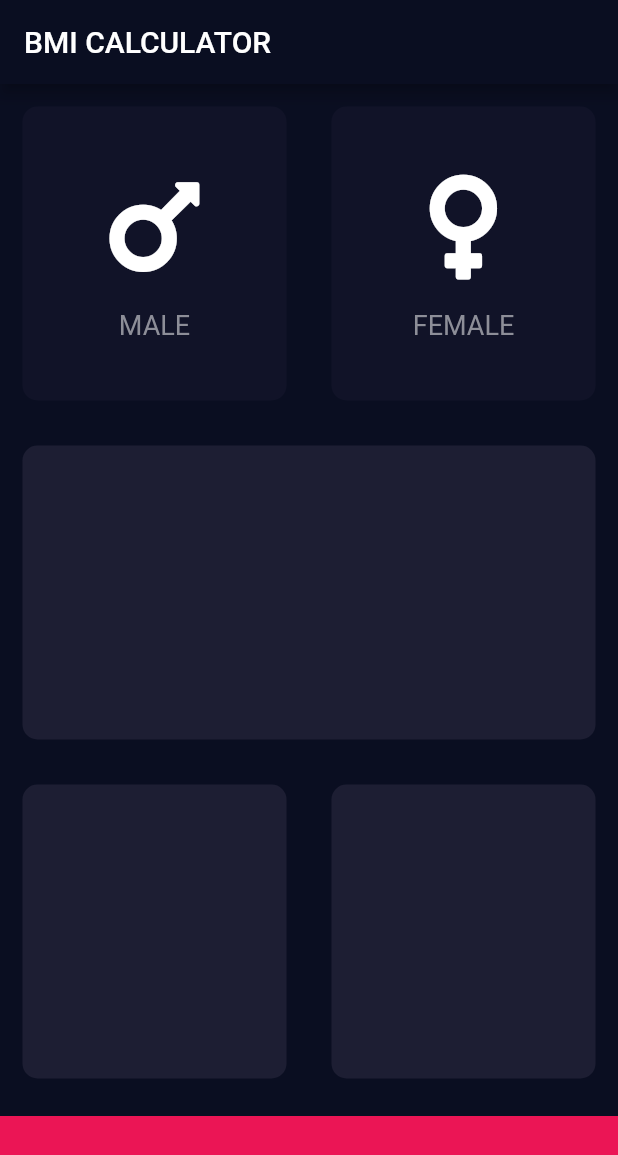
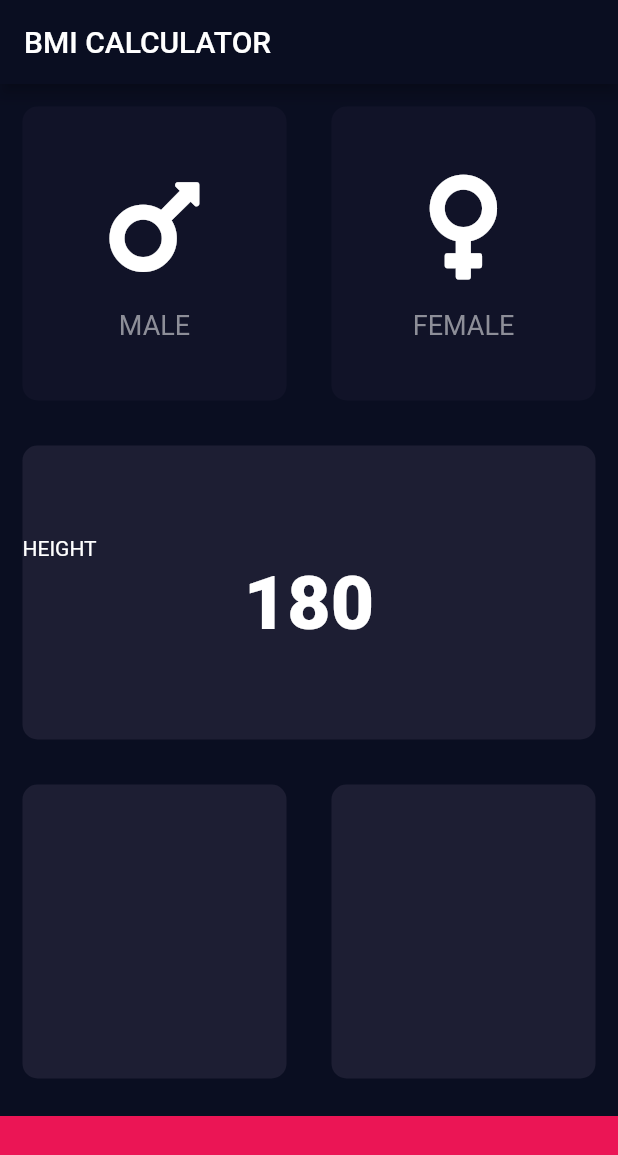
Before and after one commit to cemtaskin/bmi_calculator_2020, a Flutter app: the screen it shows after launch, on a phone screen of 412 x 824 dp. Shown: the top 1155 px of the screen. Run offline on Flutter 3.47's test engine with Material 2 defaults, Android fonts, the phone set to English and light mode, and no system bars; our stand-ins replace font_awesome_flutter.

```diff
--- a/lib/input_page.dart
+++ b/lib/input_page.dart
@@ -31,13 +31,12 @@ class _InputPageState extends State<InputPage> {
             child: Row(
               children: [
                 Expanded(
-                  child: GestureDetector(
-                    onTap: () {
+                  child: ReusableCard(
+                    onPressed: () {
                       setState(() {
                         selectedGender = Gender.Male;
                       });
                     },
-                    child: ReusableCard(
                     color: selectedGender == Gender.Male
                         ? activeCardColor
                         : inactiveCardColor,
@@ -47,15 +46,13 @@ class _InputPageState extends State<InputPage> {
                     ),
                   ),
                 ),
-                ),
                 Expanded(
-                  child: GestureDetector(
-                    onTap: () {
+                  child: ReusableCard(
+                    onPressed: () {
                       setState(() {
                         selectedGender = Gender.Female;
                       });
                     },
-                    child: ReusableCard(
                     color: selectedGender == Gender.Female
                         ? activeCardColor
                         : inactiveCardColor,
@@ -65,12 +62,32 @@ class _InputPageState extends State<InputPage> {
                     ),
                   ),
                 ),
-                ),
               ],
             ),
           ),
           Expanded(
-            child: ReusableCard(color: activeCardColor),
+            child: ReusableCard(
+              color: activeCardColor,
+              cardChild: Column(
+                crossAxisAlignment: CrossAxisAlignment.stretch,
+                mainAxisAlignment: MainAxisAlignment.center,
+                children: [
+                  Text(
+                    'HEIGHT',
+                  ),
+                  Row(
+                    mainAxisAlignment: MainAxisAlignment.center,
+                    children: [
+                      Text('180',
+                          style: TextStyle(
+                            fontSize: 50.0,
+                            fontWeight: FontWeight.w900,
+                          ))
+                    ],
+                  )
+                ],
+              ),
+            ),
           ),
           Expanded(
             child: Row(
--- a/lib/reusable_card.dart
+++ b/lib/reusable_card.dart
@@ -3,17 +3,21 @@ import 'package:flutter/material.dart';
 class ReusableCard extends StatelessWidget {
   final Color color;
   final Widget cardChild;
+  final Function onPressed;
 
-  ReusableCard({@required this.color, this.cardChild});
+  ReusableCard({@required this.color, this.cardChild, this.onPressed});
 
   @override
   Widget build(BuildContext context) {
-    return Container(
-      child: cardChild,
-      margin: EdgeInsets.all(15.0),
-      decoration: BoxDecoration(
-        color: color,
-        borderRadius: BorderRadius.circular(10.0),
+    return GestureDetector(
+      onTap: onPressed,
+      child: Container(
+        child: cardChild,
+        margin: EdgeInsets.all(15.0),
+        decoration: BoxDecoration(
+          color: color,
+          borderRadius: BorderRadius.circular(10.0),
+        ),
       ),
     );
   }
```
Lines whose indentation alone changed are shown as unchanged.
